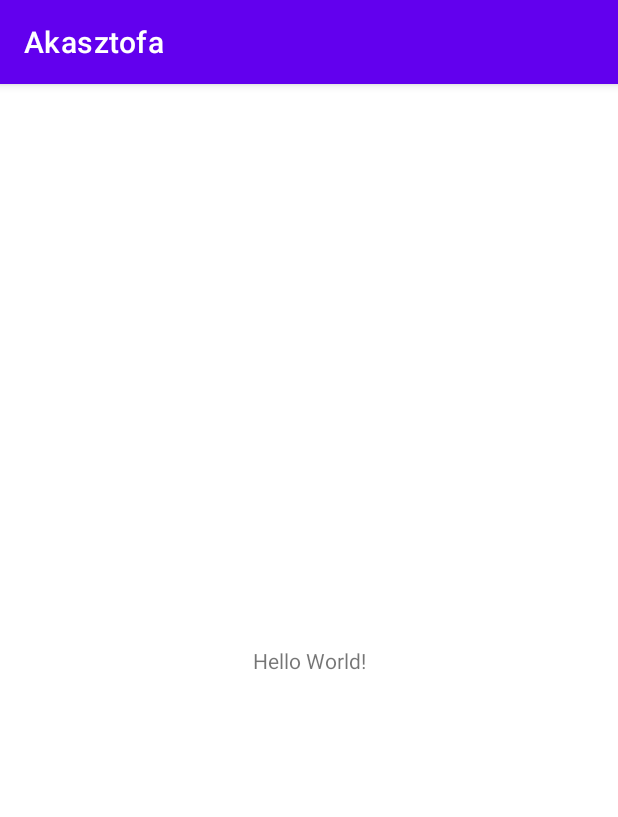
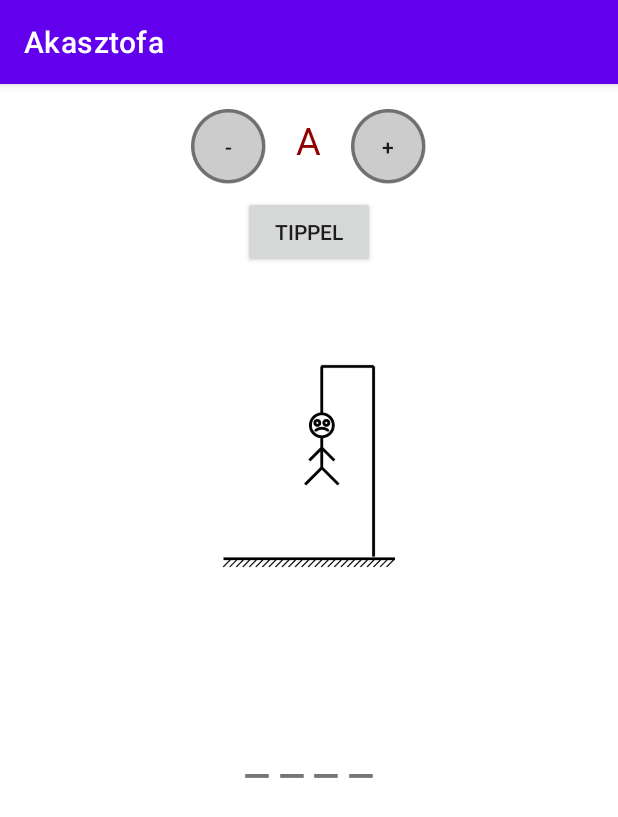
Before and after one commit to szaszabi7/Android_SzalaiSzabolcs_Akasztofa, an Android app: the screen it shows after launch (MainActivity), on a phone screen of 412 x 824 dp. Shown: the top 817 px of the screen. Run offline under Robolectric (Android 15) with nearby library versions, the phone set to English and light mode, and no system bars.

Commit message:
layout kész

```diff
--- a/app/src/main/java/hu/petrik/akasztofa/MainActivity.kt
+++ b/app/src/main/java/hu/petrik/akasztofa/MainActivity.kt
@@ -2,6 +2,9 @@ package hu.petrik.akasztofa
 
 import androidx.appcompat.app.AppCompatActivity
 import android.os.Bundle
+import android.widget.Button
+import android.widget.ImageView
+import android.widget.TextView
 
 class MainActivity : AppCompatActivity() {
     override fun onCreate(savedInstanceState: Bundle?) {
--- a/app/src/main/res/layout/activity_main.xml
+++ b/app/src/main/res/layout/activity_main.xml
@@ -1,18 +1,60 @@
 <?xml version="1.0" encoding="utf-8"?>
-<androidx.constraintlayout.widget.ConstraintLayout xmlns:android="http://schemas.android.com/apk/res/android"
+<LinearLayout xmlns:android="http://schemas.android.com/apk/res/android"
     xmlns:app="http://schemas.android.com/apk/res-auto"
     xmlns:tools="http://schemas.android.com/tools"
     android:layout_width="match_parent"
     android:layout_height="match_parent"
-    tools:context=".MainActivity">
+    tools:context=".MainActivity"
+    android:gravity="center_horizontal"
+    android:orientation="vertical">
+
+    <LinearLayout
+        android:layout_width="wrap_content"
+        android:layout_height="wrap_content">
+
+        <androidx.appcompat.widget.AppCompatButton
+            android:layout_width="50dp"
+            android:layout_height="50dp"
+            android:background="@drawable/buttonbackround"
+            android:text="-"
+            android:id="@+id/buttonMinusz"/>
+
+        <TextView
+            android:layout_width="wrap_content"
+            android:layout_height="wrap_content"
+            android:text="A"
+            android:textSize="25sp"
+            android:padding="20dp"
+            android:textColor="@color/red"
+            android:id="@+id/textViewBetu"/>
+
+        <androidx.appcompat.widget.AppCompatButton
+            android:layout_width="50dp"
+            android:layout_height="50dp"
+            android:background="@drawable/buttonbackround"
+            android:text="+"
+            android:id="@+id/buttonPlusz"/>
+
+    </LinearLayout>
+
+    <androidx.appcompat.widget.AppCompatButton
+        android:layout_width="wrap_content"
+        android:layout_height="wrap_content"
+        android:text="tippel"
+        android:id="@+id/buttonTipp"/>
+
+    <ImageView
+        android:layout_width="300dp"
+        android:layout_height="300dp"
+        android:src="@drawable/akasztofa13"
+        android:id="@+id/imageViewAkasztofa"/>
 
     <TextView
         android:layout_width="wrap_content"
         android:layout_height="wrap_content"
-        android:text="Hello World!"
-        app:layout_constraintBottom_toBottomOf="parent"
-        app:layout_constraintLeft_toLeftOf="parent"
-        app:layout_constraintRight_toRightOf="parent"
-        app:layout_constraintTop_toTopOf="parent" />
+        android:text="____"
+        android:letterSpacing="0.2"
+        android:textSize="35sp"
+        android:id="@+id/textViewSzo"/>
 
-</androidx.constraintlayout.widget.ConstraintLayout>
+</LinearLayout>
--- a/app/src/main/res/values/colors.xml
+++ b/app/src/main/res/values/colors.xml
@@ -7,4 +7,5 @@
     <color name="teal_700">#FF018786</color>
     <color name="black">#FF000000</color>
     <color name="white">#FFFFFFFF</color>
+    <color name="red">#930000</color>
 </resources>
```
Also changed, not shown: app/src/main/res/drawable/akasztofa00.png (added), app/src/main/res/drawable/akasztofa01.png (added), app/src/main/res/drawable/akasztofa02.png (added), app/src/main/res/drawable/akasztofa03.png (added), app/src/main/res/drawable/akasztofa04.png (added), app/src/main/res/drawable/akasztofa05.png (added), app/src/main/res/drawable/akasztofa06.png (added), app/src/main/res/drawable/akasztofa07.png (added), app/src/main/res/drawable/akasztofa08.png (added), app/src/main/res/drawable/akasztofa09.png (added), app/src/main/res/drawable/akasztofa10.png (added), app/src/main/res/drawable/akasztofa11.png (added), app/src/main/res/drawable/akasztofa12.png (added), app/src/main/res/drawable/akasztofa13.png (added), 1 more files.
